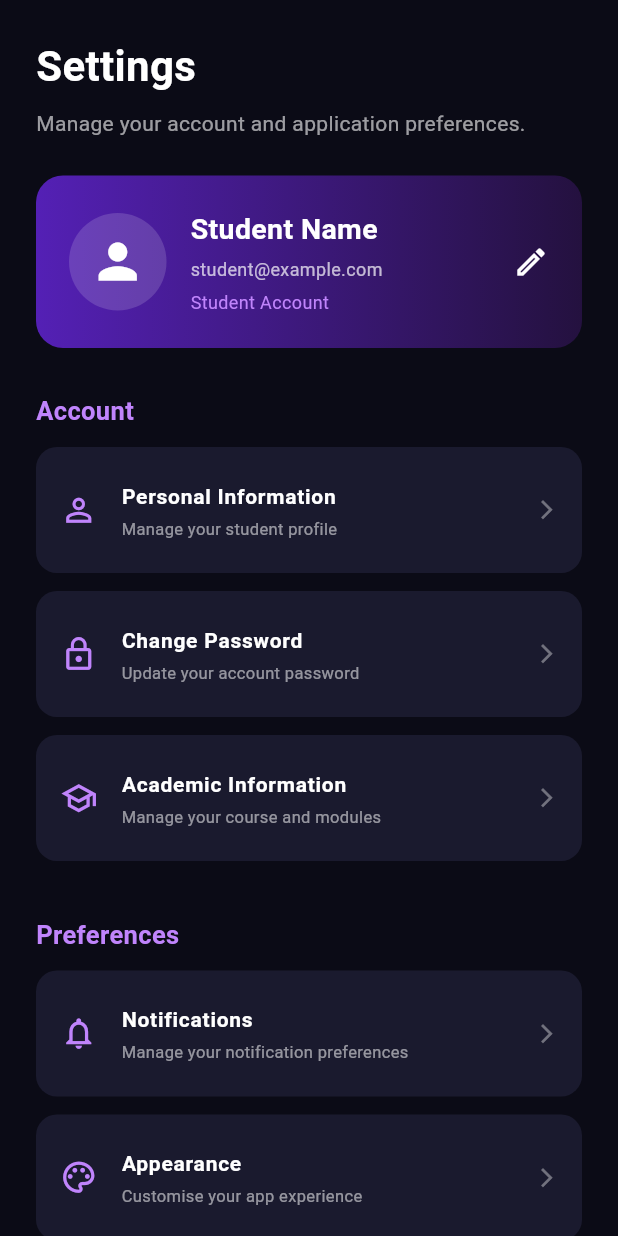
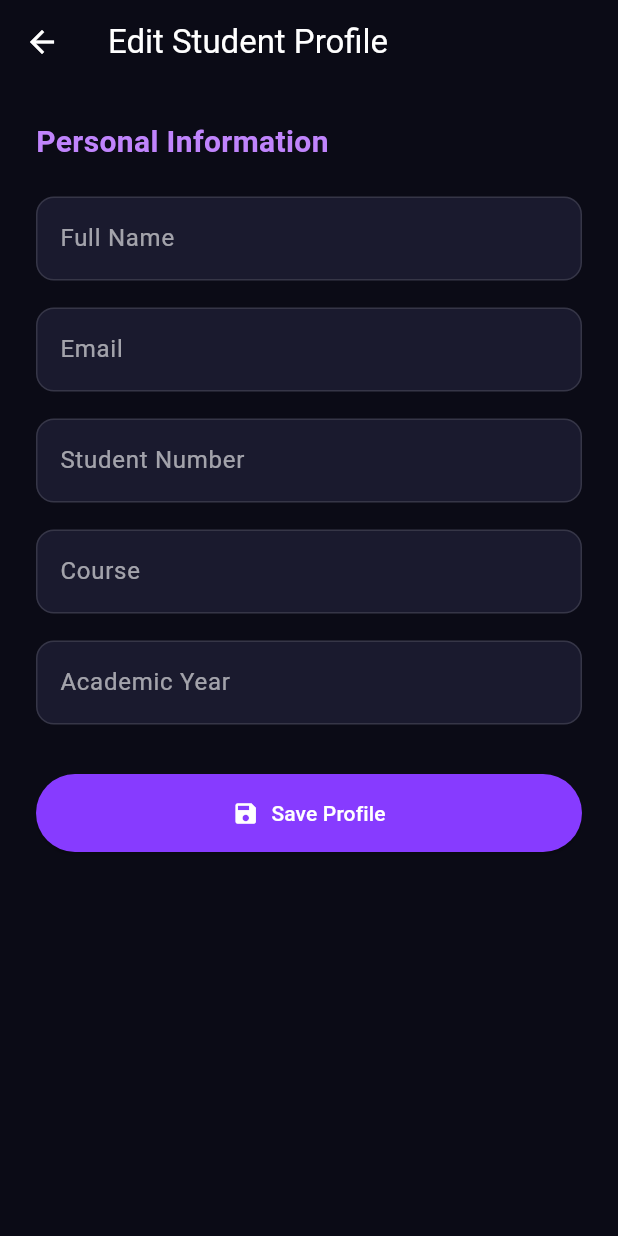
Before and after one commit to Seekoei28/student-hub, a Flutter app: the SettingsScreen widget shown alone on an empty page, opened directly, after a tap on "Personal Information", on a phone screen of 412 x 824 dp. Run offline on Flutter 3.47's test engine with Material 3 defaults, Android fonts, the phone set to English and light mode, and no system bars.

Commit message:
Add student profile management with Provider

```diff
--- a/lib/main.dart
+++ b/lib/main.dart
@@ -2,9 +2,16 @@
 import 'package:flutter/material.dart';
 import 'constants/app_colors.dart';
 import 'views/dashboard_screen.dart';
+import 'package:provider/provider.dart';
+import 'viewmodels/student_viewmodel.dart';
 
 void main() {
-  runApp(const StudentHubApp());
+  runApp(
+    ChangeNotifierProvider(
+      create: (context) => StudentViewModel(),
+      child: const StudentHubApp(),
+    ),
+  );
 }
 
 class StudentHubApp extends StatelessWidget {
--- /dev/null
+++ b/lib/models/student.dart
@@ -0,0 +1,36 @@
+
+class Student {
+  final String id;
+  final String fullName;
+  final String email;
+  final String studentNumber;
+  final String course;
+  final int academicYear;
+
+  Student({
+    required this.id,
+    required this.fullName,
+    required this.email,
+    required this.studentNumber,
+    required this.course,
+    required this.academicYear,
+  });
+
+  Student copyWith({
+    String? id,
+    String? fullName,
+    String? email,
+    String? studentNumber,
+    String? course,
+    int? academicYear,
+  }) {
+    return Student(
+      id: id ?? this.id,
+      fullName: fullName ?? this.fullName,
+      email: email ?? this.email,
+      studentNumber: studentNumber ?? this.studentNumber,
+      course: course ?? this.course,
+      academicYear: academicYear ?? this.academicYear,
+    );
+  }
+}
--- /dev/null
+++ b/lib/viewmodels/student_viewmodel.dart
@@ -0,0 +1,46 @@
+
+import 'package:flutter/material.dart';
+import '../models/student.dart';
+
+class StudentViewModel extends ChangeNotifier {
+  Student? _student;
+
+  // Get the current student
+  Student? get student => _student;
+
+  // Check whether a student is available
+  bool get hasStudent => _student != null;
+
+  // Add or set student information
+  void setStudent(Student student) {
+    _student = student;
+    notifyListeners();
+  }
+
+  // Update existing student information
+  void updateStudent({
+    String? fullName,
+    String? email,
+    String? studentNumber,
+    String? course,
+    int? academicYear,
+  }) {
+    if (_student == null) return;
+
+    _student = _student!.copyWith(
+      fullName: fullName,
+      email: email,
+      studentNumber: studentNumber,
+      course: course,
+      academicYear: academicYear,
+    );
+
+    notifyListeners();
+  }
+
+  // Clear student information
+  void clearStudent() {
+    _student = null;
+    notifyListeners();
+  }
+}
--- /dev/null
+++ b/lib/views/edit_profile_screen.dart
@@ -0,0 +1,212 @@
+
+import 'package:flutter/material.dart';
+import 'package:provider/provider.dart';
+
+import '../constants/app_colors.dart';
+import '../models/student.dart';
+import '../viewmodels/student_viewmodel.dart';
+
+class EditProfileScreen extends StatefulWidget {
+  const EditProfileScreen({super.key});
+
+  @override
+  State<EditProfileScreen> createState() => _EditProfileScreenState();
+}
+
+class _EditProfileScreenState extends State<EditProfileScreen> {
+  final _formKey = GlobalKey<FormState>();
+
+  late TextEditingController _nameController;
+  late TextEditingController _emailController;
+  late TextEditingController _studentNumberController;
+  late TextEditingController _courseController;
+  late TextEditingController _yearController;
+
+  @override
+  void initState() {
+    super.initState();
+
+    final student = context.read<StudentViewModel>().student;
+
+    _nameController =
+        TextEditingController(text: student?.fullName ?? '');
+
+    _emailController =
+        TextEditingController(text: student?.email ?? '');
+
+    _studentNumberController =
+        TextEditingController(text: student?.studentNumber ?? '');
+
+    _courseController =
+        TextEditingController(text: student?.course ?? '');
+
+    _yearController = TextEditingController(
+      text: student != null ? student.academicYear.toString() : '',
+    );
+  }
+
+  @override
+  void dispose() {
+    _nameController.dispose();
+    _emailController.dispose();
+    _studentNumberController.dispose();
+    _courseController.dispose();
+    _yearController.dispose();
+    super.dispose();
+  }
+
+  void _saveProfile() {
+    if (!_formKey.currentState!.validate()) {
+      return;
+    }
+
+    final viewModel = context.read<StudentViewModel>();
+    final existingStudent = viewModel.student;
+
+    final student = Student(
+      id: existingStudent?.id ??
+          DateTime.now().millisecondsSinceEpoch.toString(),
+      fullName: _nameController.text.trim(),
+      email: _emailController.text.trim(),
+      studentNumber: _studentNumberController.text.trim(),
+      course: _courseController.text.trim(),
+      academicYear: int.parse(_yearController.text.trim()),
+    );
+
+    viewModel.setStudent(student);
+
+    ScaffoldMessenger.of(context).showSnackBar(
+      const SnackBar(
+        content: Text('Student profile saved successfully!'),
+      ),
+    );
+
+    Navigator.pop(context);
+  }
+
+  Widget _buildField(
+    String label,
+    TextEditingController controller, {
+    TextInputType keyboardType = TextInputType.text,
+  }) {
+    return Padding(
+      padding: const EdgeInsets.only(bottom: 18),
+      child: TextFormField(
+        controller: controller,
+        keyboardType: keyboardType,
+        style: const TextStyle(color: Colors.white),
+        decoration: InputDecoration(
+          labelText: label,
+          labelStyle: const TextStyle(color: Colors.white60),
+          filled: true,
+          fillColor: AppColors.card,
+          border: OutlineInputBorder(
+            borderRadius: BorderRadius.circular(12),
+          ),
+          enabledBorder: OutlineInputBorder(
+            borderRadius: BorderRadius.circular(12),
+            borderSide: const BorderSide(color: Colors.white12),
+          ),
+          focusedBorder: OutlineInputBorder(
+            borderRadius: BorderRadius.circular(12),
+            borderSide: const BorderSide(
+              color: AppColors.primary,
+              width: 2,
+            ),
+          ),
+        ),
+        validator: (value) {
+          if (value == null || value.trim().isEmpty) {
+            return 'Please enter your $label';
+          }
+
+          if (label == 'Email' &&
+              !RegExp(r'^[^@]+@[^@]+\.[^@]+$')
+                  .hasMatch(value.trim())) {
+            return 'Enter a valid email address';
+          }
+
+          if (label == 'Academic Year') {
+            final year = int.tryParse(value.trim());
+
+            if (year == null || year < 1 || year > 10) {
+              return 'Enter a valid academic year';
+            }
+          }
+
+          return null;
+        },
+      ),
+    );
+  }
+
+  @override
+  Widget build(BuildContext context) {
+    return Scaffold(
+      backgroundColor: AppColors.background,
+      appBar: AppBar(
+        backgroundColor: AppColors.background,
+        foregroundColor: Colors.white,
+        title: const Text('Edit Student Profile'),
+      ),
+      body: SingleChildScrollView(
+        padding: const EdgeInsets.all(24),
+        child: Form(
+          key: _formKey,
+          child: Column(
+            crossAxisAlignment: CrossAxisAlignment.start,
+            children: [
+              const Text(
+                'Personal Information',
+                style: TextStyle(
+                  color: AppColors.lightPurple,
+                  fontSize: 20,
+                  fontWeight: FontWeight.bold,
+                ),
+              ),
+
+              const SizedBox(height: 22),
+
+              _buildField('Full Name', _nameController),
+
+              _buildField(
+                'Email',
+                _emailController,
+                keyboardType: TextInputType.emailAddress,
+              ),
+
+              _buildField(
+                'Student Number',
+                _studentNumberController,
+              ),
+
+              _buildField('Course', _courseController),
+
+              _buildField(
+                'Academic Year',
+                _yearController,
+                keyboardType: TextInputType.number,
+              ),
+
+              const SizedBox(height: 15),
+
+              SizedBox(
+                width: double.infinity,
+                child: ElevatedButton.icon(
+                  onPressed: _saveProfile,
+                  icon: const Icon(Icons.save),
+                  label: const Text('Save Profile'),
+                  style: ElevatedButton.styleFrom(
+                    backgroundColor: AppColors.primary,
+                    foregroundColor: Colors.white,
+                    padding: const EdgeInsets.symmetric(vertical: 16),
+                  ),
+                ),
+              ),
+            ],
+          ),
+        ),
+      ),
+    );
+  }
+}
--- a/lib/views/settings_screen.dart
+++ b/lib/views/settings_screen.dart
@@ -1,6 +1,10 @@
 
 import 'package:flutter/material.dart';
+import 'package:provider/provider.dart';
+
 import '../constants/app_colors.dart';
+import '../viewmodels/student_viewmodel.dart';
+import 'edit_profile_screen.dart';
 
 class SettingsScreen extends StatelessWidget {
   const SettingsScreen({super.key});
@@ -28,7 +32,11 @@ class SettingsScreen extends StatelessWidget {
           const SizedBox(height: 25),
 
           // PROFILE CARD
-          Container(
+          Consumer<StudentViewModel>(
+            builder: (context, studentViewModel, child) {
+              final student = studentViewModel.student;
+
+              return Container(
                 width: double.infinity,
                 padding: const EdgeInsets.all(22),
                 decoration: BoxDecoration(
@@ -56,30 +64,32 @@ class SettingsScreen extends StatelessWidget {
                       ),
                     ),
                     const SizedBox(width: 16),
-                const Expanded(
+                    Expanded(
                       child: Column(
                         crossAxisAlignment: CrossAxisAlignment.start,
                         children: [
                           Text(
-                        'Student Name',
-                        style: TextStyle(
+                            student?.fullName ?? 'No student profile',
+                            style: const TextStyle(
                               color: Colors.white,
                               fontSize: 19,
                               fontWeight: FontWeight.bold,
                             ),
                           ),
-                      SizedBox(height: 5),
+                          const SizedBox(height: 5),
                           Text(
-                        'student@example.com',
-                        style: TextStyle(
+                            student?.email ??
+                                'Student email not available',
+                            style: const TextStyle(
                               color: Colors.white70,
                               fontSize: 12,
                             ),
                           ),
-                      SizedBox(height: 5),
+                          const SizedBox(height: 5),
                           Text(
-                        'Student Account',
-                        style: TextStyle(
+                            student?.studentNumber ??
+                                'Student number not available',
+                            style: const TextStyle(
                               color: AppColors.lightPurple,
                               fontSize: 12,
                             ),
@@ -87,24 +97,44 @@ class SettingsScreen extends StatelessWidget {
                         ],
                       ),
                     ),
-                const Icon(
+                    IconButton(
+                      onPressed: () {
+                        Navigator.push(
+                          context,
+                          MaterialPageRoute(
+                            builder: (context) =>
+                             EditProfileScreen(),
+                          ),
+                        );
+                      },
+                      icon: const Icon(
                         Icons.edit_outlined,
                         color: Colors.white,
                       ),
+                    ),
                   ],
                 ),
+              );
+            },
           ),
 
           const SizedBox(height: 30),
 
-          // ACCOUNT SETTINGS
+          // ACCOUNT
           _sectionTitle('Account'),
 
           _SettingsTile(
             icon: Icons.person_outline,
             title: 'Personal Information',
             subtitle: 'Manage your student profile',
-            onTap: () {},
+            onTap: () {
+              Navigator.push(
+                context,
+                MaterialPageRoute(
+                  builder: (context) => EditProfileScreen(),
+                ),
+              );
+            },
           ),
 
           _SettingsTile(
@@ -142,7 +172,7 @@ class SettingsScreen extends StatelessWidget {
 
           const SizedBox(height: 25),
 
-          // SECURITY
+          // PRIVACY AND SECURITY
           _sectionTitle('Privacy & Security'),
 
           _SettingsTile(
@@ -161,7 +191,7 @@ class SettingsScreen extends StatelessWidget {
 
           const SizedBox(height: 30),
 
-          // LOGOUT BUTTON
+          // LOGOUT
           SizedBox(
             width: double.infinity,
             child: OutlinedButton.icon(
@@ -217,7 +247,6 @@ class SettingsScreen extends StatelessWidget {
   }
 }
 
-// SETTINGS TILE
 class _SettingsTile extends StatelessWidget {
   final IconData icon;
   final String title;
--- a/pubspec.yaml
+++ b/pubspec.yaml
@@ -34,6 +34,7 @@ dependencies:
   # The following adds the Cupertino Icons font to your application.
   # Use with the CupertinoIcons class for iOS style icons.
   cupertino_icons: ^1.0.8
+  provider: ^6.1.5+1
 
 dev_dependencies:
   flutter_test:
```
Also changed, not shown: pubspec.lock. Lines whose indentation alone changed are shown as unchanged.
